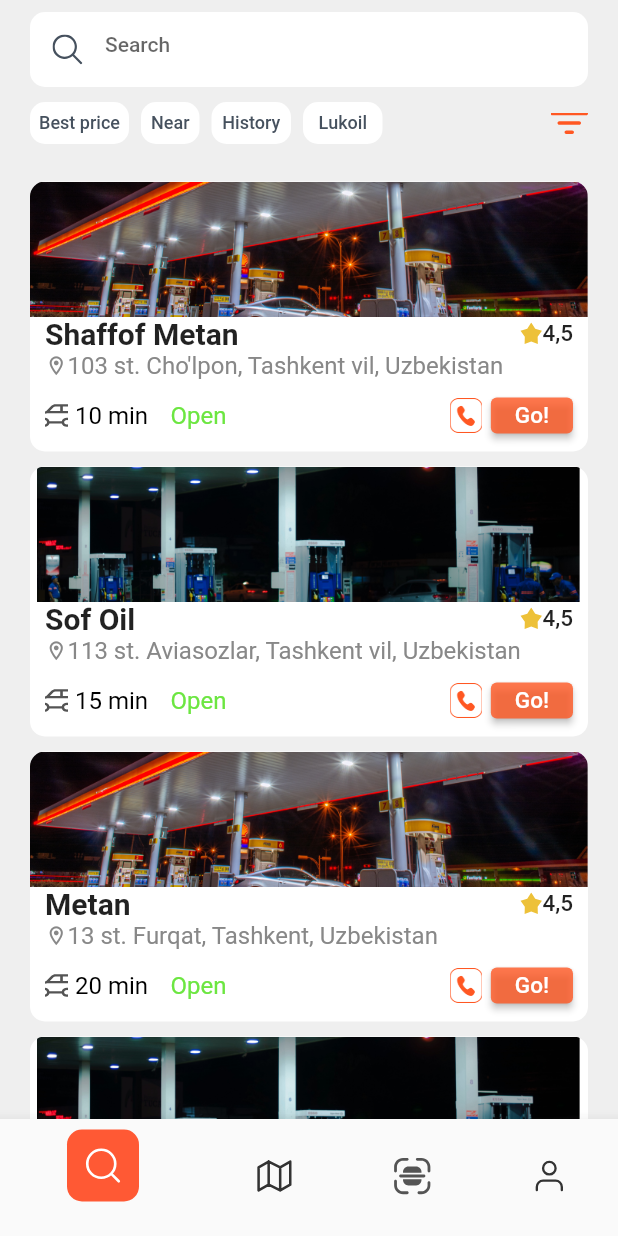
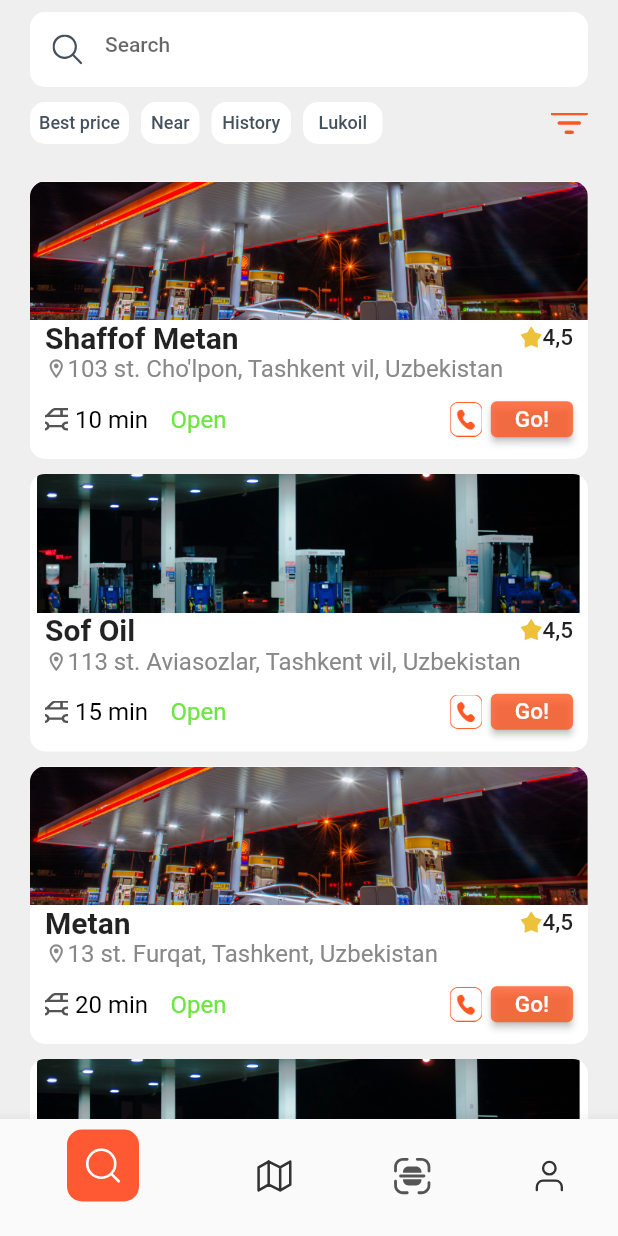
Before and after one commit to Boburbek6010/fuel_zone, a Flutter app: the screen it shows after launch, on a phone screen of 412 x 824 dp. Run offline on Flutter 3.47's test engine with Material 2 defaults, Android fonts, the light colour scheme and no system bars; our stand-ins replace flutter_riverpod, flutter_svg, geolocator, google_maps_flutter, smooth_page_indicator; missing offline and left inert: a package; project files that could hold a hidden picture were left out.

Commit message:
10-commit, Boburbek, Finished successfully

```diff
--- a/lib/src/core/routes/app_routes.dart
+++ b/lib/src/core/routes/app_routes.dart
@@ -10,7 +10,7 @@
 class AppRoutes {
   const AppRoutes._();
   static final Map<String, Widget Function(BuildContext)> routes = {
-    AppRouteNames.MAIN: (context) =>  MainPage(),
+    AppRouteNames.MAIN: (context) =>  const MainPage(),
     AppRouteNames.HOME: (context) => const HomePage(),
     AppRouteNames.MAP: (context) => const MapPage(),
     AppRouteNames.PROFILE: (context) => const ProfilePage(),
--- a/lib/src/features/main/main_page.dart
+++ b/lib/src/features/main/main_page.dart
@@ -19,7 +19,7 @@
   Widget build(BuildContext context, WidgetRef ref) {
     ref.watch(mainProvider);
 
-    const pages = <Widget>[
+    const  pages = <Widget>[
       HomePage(),
       MapPage(),
       PaymentPage(),
--- a/lib/src/features/main/presentation/home/widget/fuel_item.dart
+++ b/lib/src/features/main/presentation/home/widget/fuel_item.dart
@@ -8,9 +8,8 @@
   final String address;
   final String time;
   final String openOrClose;
-  final VoidCallback go;
   final Image image;
-  const FuelItem({super.key, required this.onPressed, required this.oilStation, required this.address, required this.time, required this.openOrClose, required this.go, required this.image});
+  const FuelItem({super.key, required this.onPressed, required this.oilStation, required this.address, required this.time, required this.openOrClose, required this.image});
 
 
   @override
@@ -18,7 +17,7 @@
     return Container(
       clipBehavior: Clip.antiAlias,
       margin: const EdgeInsets.symmetric(horizontal: 20, vertical: 5),
-      height: 180,
+      height: 185,
       width: double.infinity,
       decoration: BoxDecoration(
           borderRadius: BorderRadius.circular(10),
@@ -34,8 +33,8 @@
               child: image,
             ),
             Expanded(
-              child: Container(
-                margin: const EdgeInsets.symmetric(horizontal: 10),
+              child: Padding(
+                padding: const EdgeInsets.symmetric(horizontal: 10),
                 child: Column(
                   crossAxisAlignment: CrossAxisAlignment.start,
                   children: [
@@ -47,7 +46,6 @@
                           children: [
                             AppImages.star,
                             const Text('4,5', style: TextStyle(fontSize: 15, fontWeight: FontWeight.w500),),
-
                           ],
                         )
                       ],
@@ -80,7 +78,7 @@
                             AppImages.call,
                             const SizedBox(width: 5),
                             ElevatedButton(
-                                onPressed: go,
+                                onPressed: onPressed,
                                 style: ElevatedButton.styleFrom(
                                     minimumSize: const Size(39, 24),
                                     backgroundColor: AppColors.cFF5722
@@ -91,7 +89,6 @@
                         )
                       ],
                     )
-
                   ],
                 ),
               ),
--- a/lib/src/features/main/presentation/map/controller/map_controller.dart
+++ b/lib/src/features/main/presentation/map/controller/map_controller.dart
@@ -22,7 +22,7 @@
   bool isLoading = false;
   GoogleMapController? googleMapController;
   final Completer<GoogleMapController> mapController =
-      Completer<GoogleMapController>();
+  Completer<GoogleMapController>();
 
   List<OilStation> list = [];
 
--- a/pubspec.yaml
+++ b/pubspec.yaml
@@ -17,6 +17,7 @@
   google_maps_flutter: ^2.3.1
   geolocator: ^9.0.2
   smooth_page_indicator: ^1.1.0
+  http: ^1.1.0
 
 dev_dependencies:
   flutter_test:
```
Also changed, not shown: lib/src/features/main/presentation/home/controller/home_controller.dart (+10 -0 lines), lib/src/features/main/presentation/home/page/home_page.dart (+5 -3 lines), lib/src/features/main/presentation/map/page/map_page.dart (line endings or trailing spaces), pubspec.lock, 31 other files.
